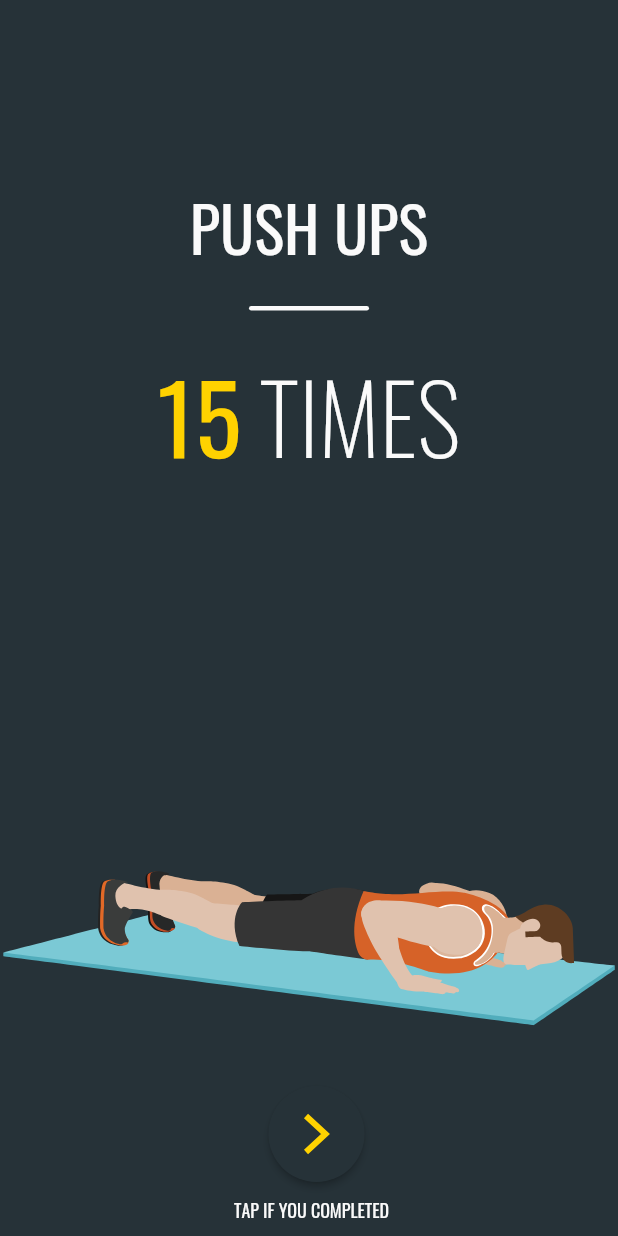
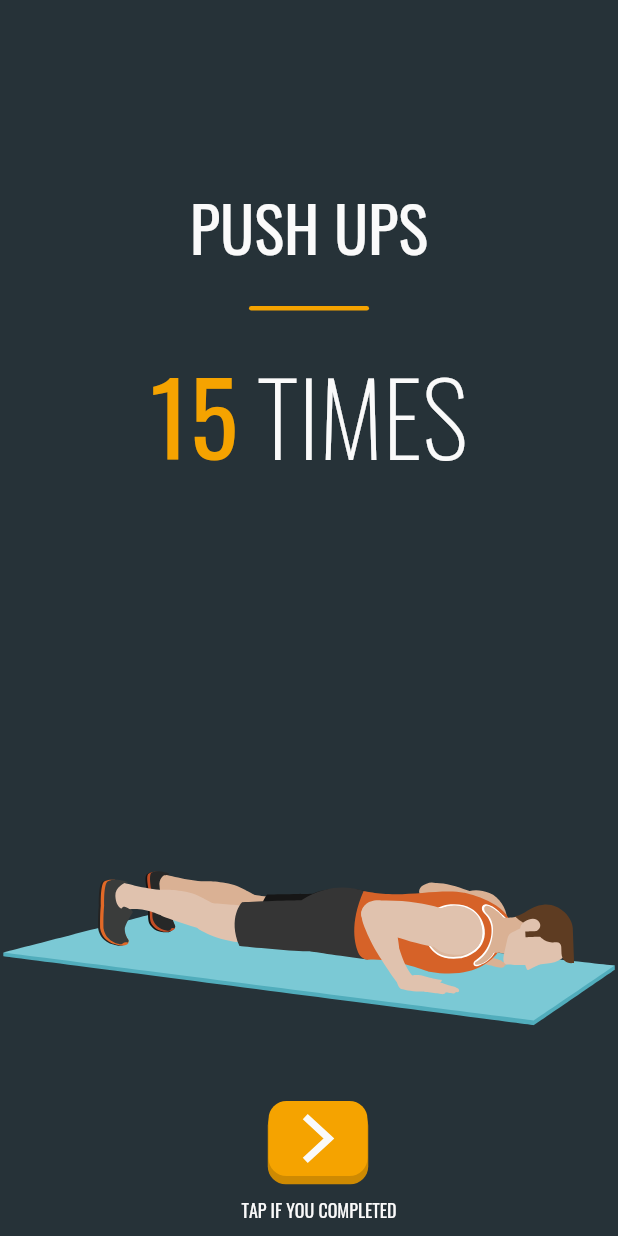
Before and after one commit to WhiteJamer/flutter-home-fitness-app, a Flutter app: the WorkoutPage screen opened directly, on a phone screen of 412 x 824 dp. Run offline on Flutter 3.47's test engine with Material 2 defaults, Android fonts, the phone set to English and light mode, and no system bars; our stand-ins replace flutter_svg, lottie.

Commit message:
Animate count text

```diff
--- a/analysis_options.yaml
+++ b/analysis_options.yaml
@@ -23,6 +23,7 @@ linter:
   # producing the lint.
   rules:
     non_constant_identifier_names: false
+    constant_identifier_names: false
     prefer_const_literals_to_create_immutables: false
     prefer_const_constructors: false
     avoid_print: false  # Uncomment to disable the `avoid_print` rule
--- a/lib/main.dart
+++ b/lib/main.dart
@@ -46,6 +46,7 @@ class App extends StatelessWidget {
         primarySwatch: Colors.blue,
       ),
       home: HomePage(),
+      // home: CongratsPage(),
     );
   }
 }
--- a/lib/screens/workout.page.dart
+++ b/lib/screens/workout.page.dart
@@ -1,9 +1,11 @@
 import 'dart:async';
 
 import 'package:flutter/material.dart';
-import 'package:flutter_svg/flutter_svg.dart';
 import 'package:lottie/lottie.dart';
 import 'package:myapp/enums/colors.enums.dart';
+import 'package:myapp/screens/congrats.page.dart';
+import 'package:myapp/utils/svg.utils.dart';
+import 'package:myapp/widgets/button.widget.dart';
 
 class WorkoutPage extends StatefulWidget {
   const WorkoutPage({Key? key}) : super(key: key);
@@ -15,6 +17,7 @@ class WorkoutPage extends StatefulWidget {
 class _WorkoutPageState extends State<WorkoutPage>
     with TickerProviderStateMixin {
   late AnimationController _separatorAnimController;
+  late AnimationController _countOpacityAnimationController;
   late Animation _separatorAnimation;
 
   late AnimationController _textAnimController;
@@ -22,16 +25,18 @@ class _WorkoutPageState extends State<WorkoutPage>
   late Animation<Offset> _slideToBottomAnimation;
   late Animation<double> _opacityAnimation;
 
+  late Animation<double> _countOpacityAnimation;
+
   @override
   void initState() {
     super.initState();
-    _separatorAnimController =
-        AnimationController(vsync: this, duration: Duration(milliseconds: 500));
+    _separatorAnimController = AnimationController(
+        vsync: this, duration: Duration(milliseconds: 1000));
     _separatorAnimation = Tween(begin: 0.0, end: 80.0).animate(CurvedAnimation(
         parent: _separatorAnimController, curve: Curves.easeIn));
 
     _textAnimController =
-        AnimationController(vsync: this, duration: Duration(milliseconds: 500));
+        AnimationController(vsync: this, duration: Duration(milliseconds: 700));
     _slideToTopAnimation = Tween<Offset>(
       begin: Offset(0.0, 1.0),
       end: Offset(0.0, 0.0),
@@ -54,14 +59,30 @@ class _WorkoutPageState extends State<WorkoutPage>
       curve: Curves.easeOut,
     ));
 
+    _countOpacityAnimationController = AnimationController(
+      vsync: this,
+      duration: Duration(milliseconds: 700),
+    );
+    _countOpacityAnimation = Tween<double>(
+      begin: 1.0,
+      end: 1.05,
+    ).animate(CurvedAnimation(
+      parent: _countOpacityAnimationController,
+      curve: Curves.easeInOut,
+    ));
+
     _separatorAnimController.forward();
-    Timer(Duration(milliseconds: 300), () => _textAnimController.forward());
+    Timer(
+        Duration(milliseconds: 300),
+        () => _textAnimController.forward().whenComplete(
+            () => _countOpacityAnimationController.repeat(reverse: true)));
   }
 
   @override
   void dispose() {
     _separatorAnimController.dispose();
     _textAnimController.dispose();
+    _countOpacityAnimationController.dispose();
     super.dispose();
   }
 
@@ -76,10 +97,19 @@ class _WorkoutPageState extends State<WorkoutPage>
             width: _separatorAnimation.value,
             decoration: BoxDecoration(
               borderRadius: BorderRadius.circular(12),
-              color: WhiteColor,
+              color: SecondaryColor,
             ),
           );
         },
+      ),
+    );
+  }
+
+  void _routeToCongratsPage() {
+    Navigator.push(
+      context,
+      MaterialPageRoute(
+        builder: (context) => CongratsPage(),
       ),
     );
   }
@@ -88,6 +118,7 @@ class _WorkoutPageState extends State<WorkoutPage>
   Widget build(BuildContext context) {
     return Scaffold(
       body: Container(
+        width: double.infinity,
         color: BackgroundColor,
         child: Stack(
           children: [
@@ -119,6 +150,8 @@ class _WorkoutPageState extends State<WorkoutPage>
                         opacity: _opacityAnimation.value,
                         child: SlideTransition(
                           position: _slideToBottomAnimation,
+                          child: ScaleTransition(
+                            scale: _countOpacityAnimation,
                             child: Row(
                               mainAxisAlignment: MainAxisAlignment.center,
                               crossAxisAlignment: CrossAxisAlignment.center,
@@ -126,7 +159,7 @@ class _WorkoutPageState extends State<WorkoutPage>
                                 Text(
                                   "15",
                                   style: TextStyle(
-                                    color: PrimaryColor,
+                                      color: SecondaryColor,
                                       fontSize: Theme.of(context)
                                           .textTheme
                                           .headline1
@@ -142,25 +175,24 @@ class _WorkoutPageState extends State<WorkoutPage>
                               ],
                             ),
                           ),
+                        ),
                       );
                     }),
-                Lottie.asset("assets/lottie/pushups.json", frameRate: FrameRate(120)),
+                Lottie.asset("assets/lottie/pushups.json",
+                    frameRate: FrameRate(120)),
               ],
             ),
             Positioned(
-              bottom: 22,
+              bottom: 35,
               left: MediaQuery.of(context).size.width / 2 - 27,
-              child: ElevatedButton(
-                style: ElevatedButton.styleFrom(shape: CircleBorder()),
-                onPressed: () {},
-                child: Row(children: [
-                  SvgPicture.asset("assets/icons/arrow-right.svg")
-                ]),
+              child: Button(
+                icon: renderArrowRightIcon(),
+                cb: _routeToCongratsPage,
               ),
             ),
             Positioned(
               bottom: 8,
-              left: MediaQuery.of(context).size.width / 2 - 50,
+              left: MediaQuery.of(context).size.width / 2 - 45,
               child: Text(
                 "TAP IF YOU COMPLETED",
                 style: TextStyle(fontSize: 12),
--- /dev/null
+++ b/lib/utils/svg.utils.dart
@@ -0,0 +1,35 @@
+import 'package:flutter/material.dart';
+import 'package:flutter_svg/flutter_svg.dart';
+import 'package:myapp/enums/colors.enums.dart';
+
+SvgPicture renderLogo([double height = 150]) {
+  return SvgPicture.asset(
+    "assets/logo.svg",
+    height: height,
+  );
+}
+
+SvgPicture renderNotificationIcon(
+    [Color color = WhiteColor, double width = 50]) {
+  return SvgPicture.asset(
+    "assets/icons/notification.svg",
+    color: color,
+    width: width,
+  );
+}
+
+SvgPicture renderSettingsIcon([Color color = WhiteColor, double width = 50]) {
+  return SvgPicture.asset(
+    "assets/icons/settings.svg",
+    color: WhiteColor,
+    width: 50,
+  );
+}
+
+SvgPicture renderArrowRightIcon([Color color = WhiteColor, double width = 50]) {
+  return SvgPicture.asset(
+    "assets/icons/arrow-right.svg",
+    color: WhiteColor,
+    width: 50,
+  );
+}
--- a/pubspec.yaml
+++ b/pubspec.yaml
@@ -62,6 +62,7 @@ flutter:
   # To add assets to your application, add an assets section, like this:
   assets:
     - assets/logo.svg
+    - assets/dumbbell.svg
     - assets/icons/
     - assets/lottie/
 
```
Also changed, not shown: assets/dumbbell.svg (added), assets/logo.svg. Lines whose indentation alone changed are shown as unchanged.
